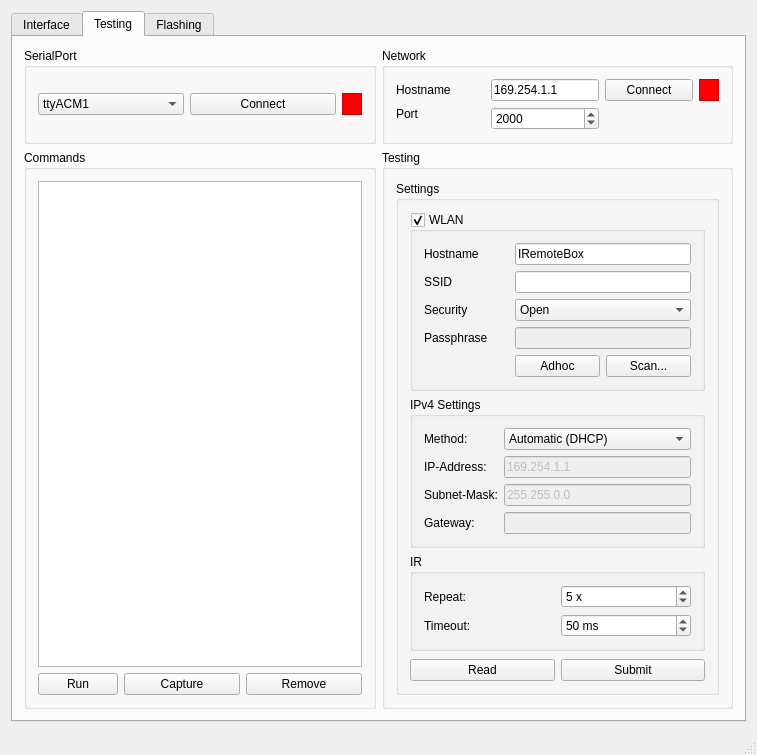
First picture: the form in desktop/iremotewindow.ui, repository esch3r/IRemote, before the edit.
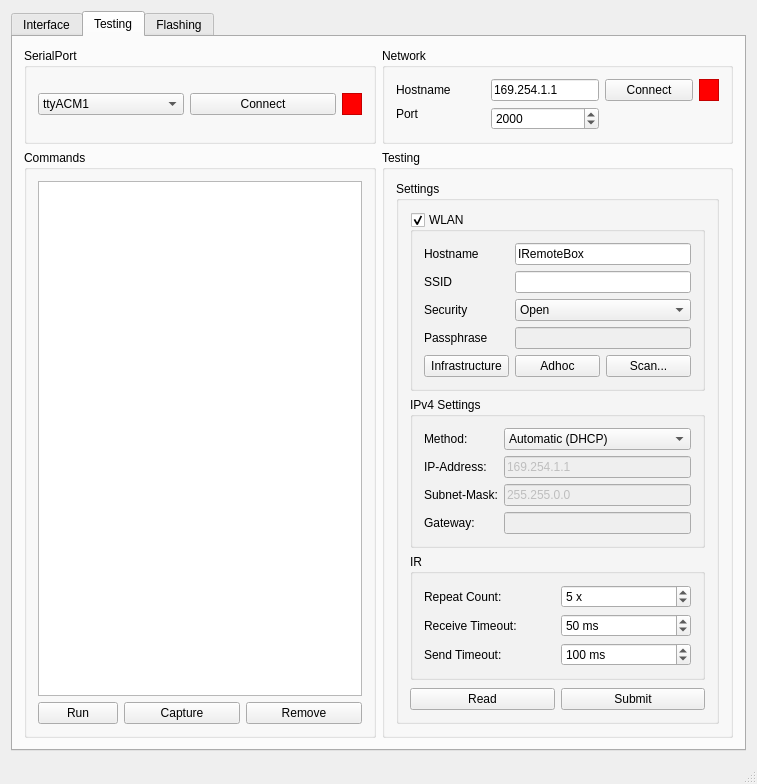
Second picture: the form after the edit. The open tabs and pages were chosen to show the change. Icons and pictures are not drawn.

Diff of the .ui file:
```diff
--- a/desktop/iremotewindow.ui
+++ b/desktop/iremotewindow.ui
@@ -7,7 +7,7 @@
     <x>0</x>
     <y>0</y>
     <width>757</width>
-    <height>687</height>
+    <height>706</height>
    </rect>
   </property>
   <property name="windowTitle">
@@ -480,6 +480,13 @@
                    </property>
                   </widget>
                  </item>
+                 <item row="4" column="0">
+                  <widget class="QPushButton" name="wlanInfrastructureButton">
+                   <property name="text">
+                    <string>Infrastructure</string>
+                   </property>
+                  </widget>
+                 </item>
                 </layout>
                </widget>
               </item>
@@ -492,7 +499,7 @@
                  <item row="0" column="0">
                   <widget class="QLabel" name="label_7">
                    <property name="text">
-                    <string>Repeat:</string>
+                    <string>Repeat Count:</string>
                    </property>
                   </widget>
                  </item>
@@ -512,7 +519,7 @@
                  <item row="1" column="0">
                   <widget class="QLabel" name="label_13">
                    <property name="text">
-                    <string>Timeout:</string>
+                    <string>Receive Timeout:</string>
                    </property>
                   </widget>
                  </item>
@@ -532,6 +539,29 @@
                    </property>
                   </widget>
                  </item>
+                 <item row="2" column="0">
+                  <widget class="QLabel" name="label_16">
+                   <property name="text">
+                    <string>Send Timeout:</string>
+                   </property>
+                  </widget>
+                 </item>
+                 <item row="2" column="1">
+                  <widget class="QSpinBox" name="irSendTimeoutSpin">
+                   <property name="suffix">
+                    <string> ms</string>
+                   </property>
+                   <property name="minimum">
+                    <number>1</number>
+                   </property>
+                   <property name="maximum">
+                    <number>1000</number>
+                   </property>
+                   <property name="value">
+                    <number>100</number>
+                   </property>
+                  </widget>
+                 </item>
                 </layout>
                </widget>
               </item>
```
Left out of the diff: 6 changed lines with no effect on the pictures.
